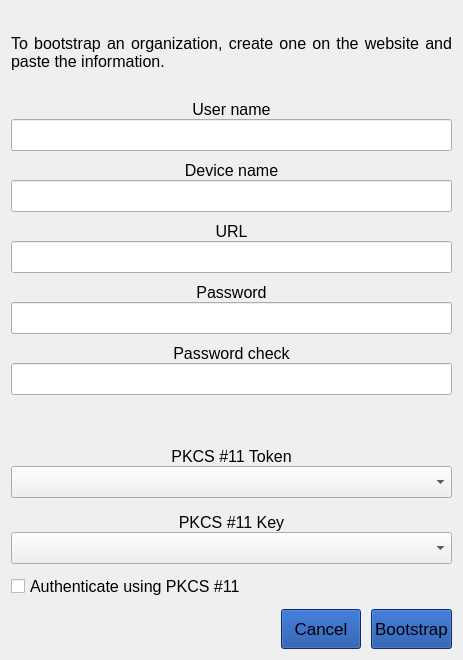
First picture: the form in parsec/core/gui/forms/bootstrap_organization_widget.ui, repository Scille/parsec-cloud, before the edit.
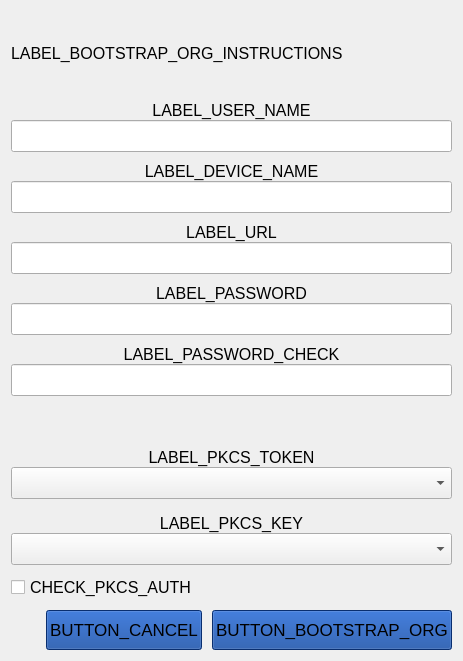
Second picture: the form after the edit.

```diff
--- a/parsec/core/gui/forms/bootstrap_organization_widget.ui
+++ b/parsec/core/gui/forms/bootstrap_organization_widget.ui
@@ -7,7 +7,7 @@
     <x>0</x>
     <y>0</y>
     <width>463</width>
-    <height>660</height>
+    <height>661</height>
    </rect>
   </property>
   <property name="windowTitle">
@@ -49,7 +49,7 @@
       </font>
      </property>
      <property name="text">
-      <string>To bootstrap an organization, create one on the website and paste the information.</string>
+      <string>LABEL_BOOTSTRAP_ORG_INSTRUCTIONS</string>
      </property>
      <property name="scaledContents">
       <bool>false</bool>
@@ -126,7 +126,7 @@
               </font>
              </property>
              <property name="text">
-              <string>User name</string>
+              <string>LABEL_USER_NAME</string>
              </property>
              <property name="alignment">
               <set>Qt::AlignCenter</set>
@@ -163,7 +163,7 @@
               </font>
              </property>
              <property name="text">
-              <string>Device name</string>
+              <string>LABEL_DEVICE_NAME</string>
              </property>
              <property name="alignment">
               <set>Qt::AlignCenter</set>
@@ -200,7 +200,7 @@
               </font>
              </property>
              <property name="text">
-              <string>URL</string>
+              <string>LABEL_URL</string>
              </property>
              <property name="alignment">
               <set>Qt::AlignCenter</set>
@@ -255,7 +255,7 @@
                  </font>
                 </property>
                 <property name="text">
-                 <string>Password</string>
+                 <string>LABEL_PASSWORD</string>
                 </property>
                 <property name="alignment">
                  <set>Qt::AlignCenter</set>
@@ -298,7 +298,7 @@
                  </font>
                 </property>
                 <property name="text">
-                 <string>Password check</string>
+                 <string>LABEL_PASSWORD_CHECK</string>
                 </property>
                 <property name="alignment">
                  <set>Qt::AlignCenter</set>
@@ -394,7 +394,7 @@
                  </font>
                 </property>
                 <property name="text">
-                 <string>PKCS #11 Token</string>
+                 <string>LABEL_PKCS_TOKEN</string>
                 </property>
                 <property name="alignment">
                  <set>Qt::AlignCenter</set>
@@ -431,7 +431,7 @@
                  </font>
                 </property>
                 <property name="text">
-                 <string>PKCS #11 Key</string>
+                 <string>LABEL_PKCS_KEY</string>
                 </property>
                 <property name="alignment">
                  <set>Qt::AlignCenter</set>
@@ -466,7 +466,7 @@
             </font>
            </property>
            <property name="text">
-            <string>Authenticate using PKCS #11</string>
+            <string>CHECK_PKCS_AUTH</string>
            </property>
            <property name="checkable">
             <bool>true</bool>
@@ -502,7 +502,7 @@
               </font>
              </property>
              <property name="text">
-              <string>Cancel</string>
+              <string>BUTTON_CANCEL</string>
              </property>
             </widget>
            </item>
@@ -517,7 +517,7 @@
               <enum>Qt::RightToLeft</enum>
              </property>
              <property name="text">
-              <string>Bootstrap</string>
+              <string>BUTTON_BOOTSTRAP_ORG</string>
              </property>
              <property name="iconSize">
               <size>
```
